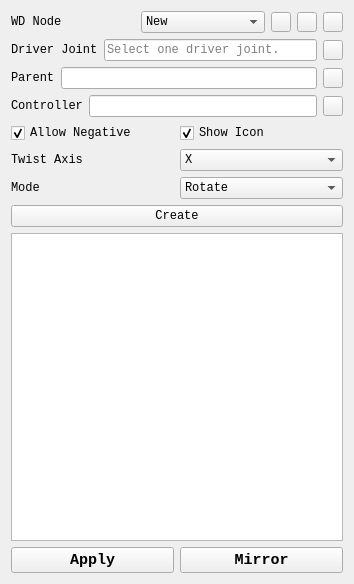
Old version of the form Faith/moduleInstaller/Faith/modules/Faith/scripts/Faith/Tools/BS_Manager/UI/driver.ui in the repository Faith0521/Faith_Proj.
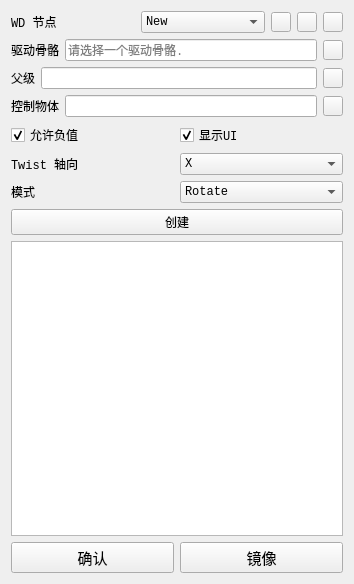
New version of the form. Icons and pictures are not drawn. Custom widgets are drawn as their Qt base class.

```diff
--- a/Faith/moduleInstaller/Faith/modules/Faith/scripts/Faith/Tools/BS_Manager/UI/driver.ui
+++ b/Faith/moduleInstaller/Faith/modules/Faith/scripts/Faith/Tools/BS_Manager/UI/driver.ui
@@ -24,7 +24,7 @@
         </font>
        </property>
        <property name="text">
-        <string>WD Node</string>
+        <string>WD 节点</string>
        </property>
       </widget>
      </item>
@@ -155,7 +155,7 @@
           </font>
          </property>
          <property name="text">
-          <string>Driver Joint</string>
+          <string>驱动骨骼</string>
          </property>
         </widget>
        </item>
@@ -167,7 +167,7 @@
           </font>
          </property>
          <property name="placeholderText">
-          <string>Select one driver joint.</string>
+          <string>请选择一个驱动骨骼.</string>
          </property>
         </widget>
        </item>
@@ -216,7 +216,7 @@
           </font>
          </property>
          <property name="text">
-          <string>Parent</string>
+          <string>父级</string>
          </property>
         </widget>
        </item>
@@ -274,7 +274,7 @@
           </font>
          </property>
          <property name="text">
-          <string>Controller</string>
+          <string>控制物体</string>
          </property>
         </widget>
        </item>
@@ -334,7 +334,7 @@
         </font>
        </property>
        <property name="text">
-        <string>Allow Negative</string>
+        <string>允许负值</string>
        </property>
        <property name="checked">
         <bool>true</bool>
@@ -349,7 +349,7 @@
         </font>
        </property>
        <property name="text">
-        <string>Show Icon</string>
+        <string>显示UI</string>
        </property>
        <property name="checked">
         <bool>true</bool>
@@ -368,7 +368,7 @@
         </font>
        </property>
        <property name="text">
-        <string>Twist Axis</string>
+        <string>Twist 轴向</string>
        </property>
       </widget>
      </item>
@@ -408,7 +408,7 @@
         </font>
        </property>
        <property name="text">
-        <string>Mode</string>
+        <string>模式</string>
        </property>
       </widget>
      </item>
@@ -449,7 +449,7 @@
       </font>
      </property>
      <property name="text">
-      <string>Create</string>
+      <string>创建</string>
      </property>
     </widget>
    </item>
@@ -464,12 +464,12 @@
         <font>
          <family>Consolas</family>
          <pointsize>11</pointsize>
-         <weight>75</weight>
-         <bold>true</bold>
+         <weight>50</weight>
+         <bold>false</bold>
         </font>
        </property>
        <property name="text">
-        <string>Apply</string>
+        <string>确认</string>
        </property>
       </widget>
      </item>
@@ -479,12 +479,12 @@
         <font>
          <family>Consolas</family>
          <pointsize>11</pointsize>
-         <weight>75</weight>
-         <bold>true</bold>
+         <weight>50</weight>
+         <bold>false</bold>
         </font>
        </property>
        <property name="text">
-        <string>Mirror</string>
+        <string>镜像</string>
        </property>
       </widget>
      </item>
@@ -498,16 +498,16 @@
    <extends>QPushButton</extends>
    <header>dayu_widgets.push_button</header>
   </customwidget>
-  <customwidget>
-   <class>MLineEdit</class>
-   <extends>QLineEdit</extends>
-   <header>dayu_widgets.line_edit</header>
-  </customwidget>
   <customwidget>
    <class>MLabel</class>
    <extends>QLabel</extends>
    <header>dayu_widgets.label</header>
   </customwidget>
+  <customwidget>
+   <class>MLineEdit</class>
+   <extends>QLineEdit</extends>
+   <header>dayu_widgets.line_edit</header>
+  </customwidget>
   <customwidget>
    <class>MComboBox</class>
    <extends>QComboBox</extends>
```
Left out of the diff: 12 changed lines with no effect on the pictures.
